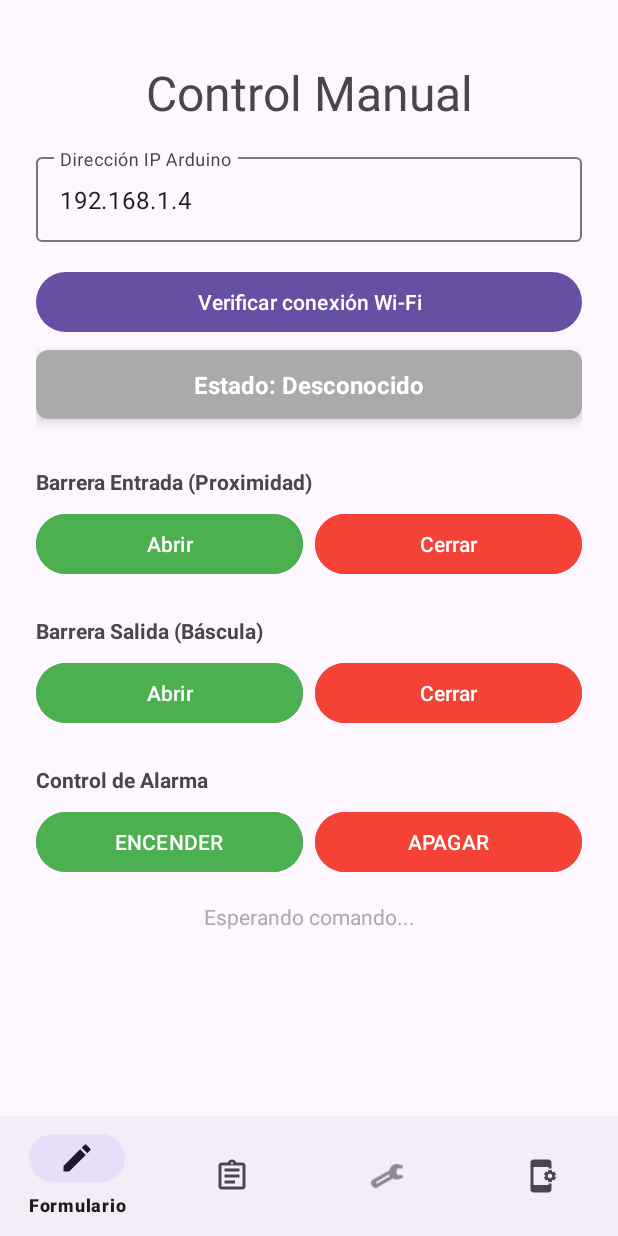
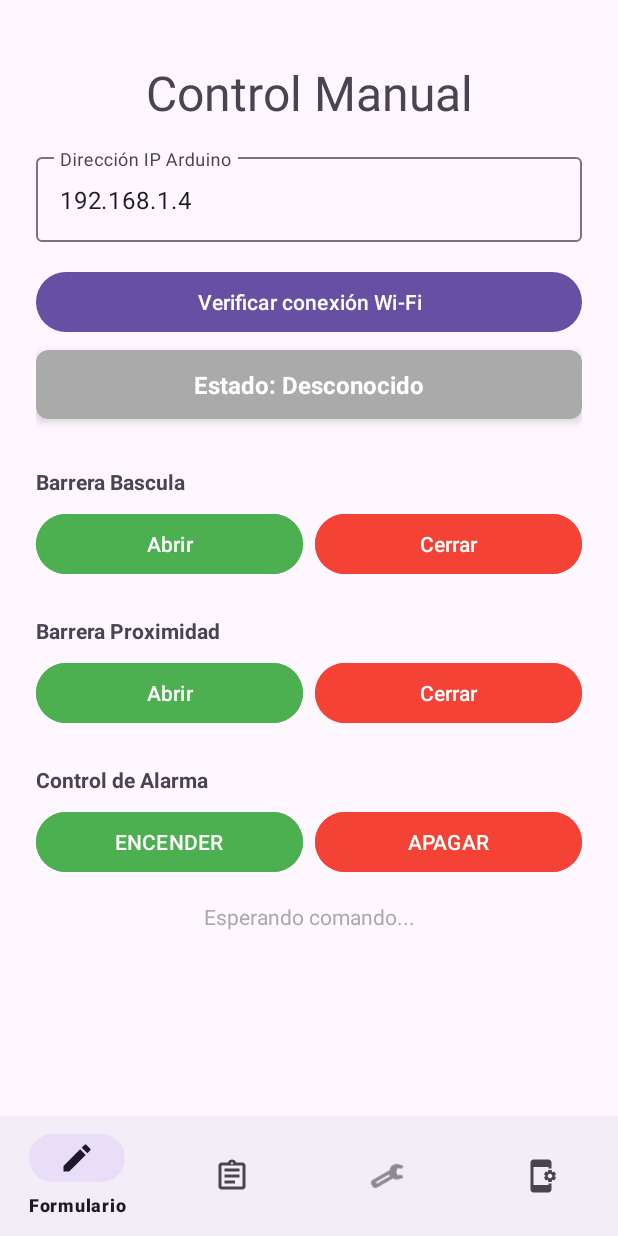
Before and after one commit to 0scarm04/ProyectoBarreraIoT, an Android app built with Jetpack Compose: the fragment ControlManualFragment placed in its activity, on a phone screen of 412 x 824 dp. Run offline under Robolectric (Android 15) with nearby library versions, the phone set to English and light mode, and no system bars; our stand-ins replace Firebase (no records; nobody signed in at launch, a user with empty details on screens opened directly).

Commit message:
Arreglos pre prueba2

```diff
--- a/app/src/main/res/layout/fragment_control_manual.xml
+++ b/app/src/main/res/layout/fragment_control_manual.xml
@@ -76,7 +76,7 @@
         android:id="@+id/tvLabelEntrada"
         android:layout_width="wrap_content"
         android:layout_height="wrap_content"
-        android:text="Barrera Entrada (Proximidad)"
+        android:text="Barrera Bascula"
         android:textStyle="bold"
         android:layout_marginTop="32dp"
         app:layout_constraintStart_toStartOf="parent"
@@ -115,7 +115,7 @@
         android:id="@+id/tvLabelSalida"
         android:layout_width="wrap_content"
         android:layout_height="wrap_content"
-        android:text="Barrera Salida (Báscula)"
+        android:text="Barrera Proximidad"
         android:textStyle="bold"
         android:layout_marginTop="24dp"
         app:layout_constraintStart_toStartOf="parent"
```
Also changed, not shown: app/src/main/java/com/example/proyectobarreraiot/Vistas/ControlManualFragment.kt (+4 -4 lines).
